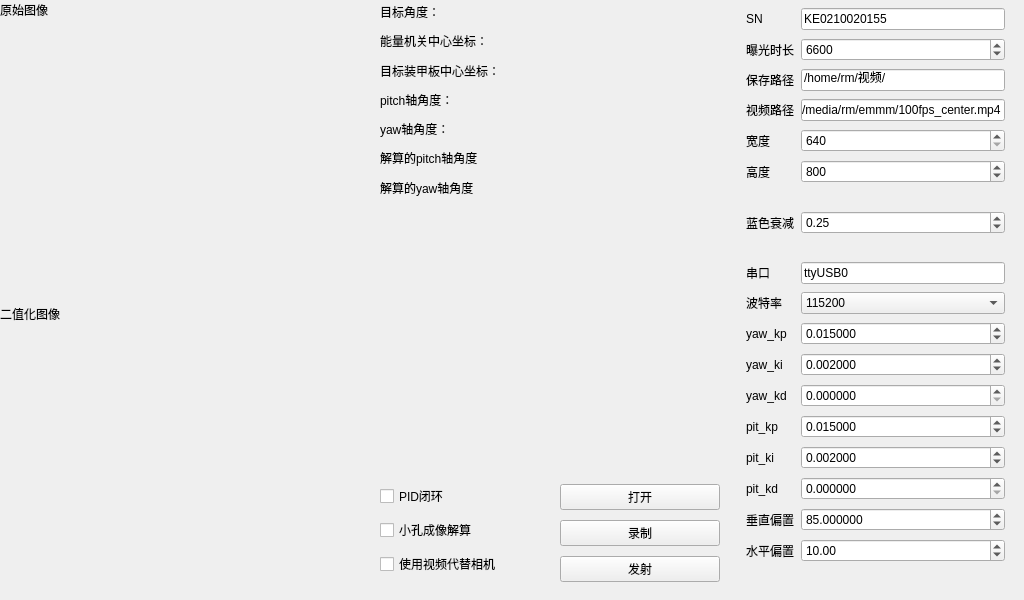
Qt form mainwindow.ui (mrwang-19/HNU_RMUT_Vision) before a commit.
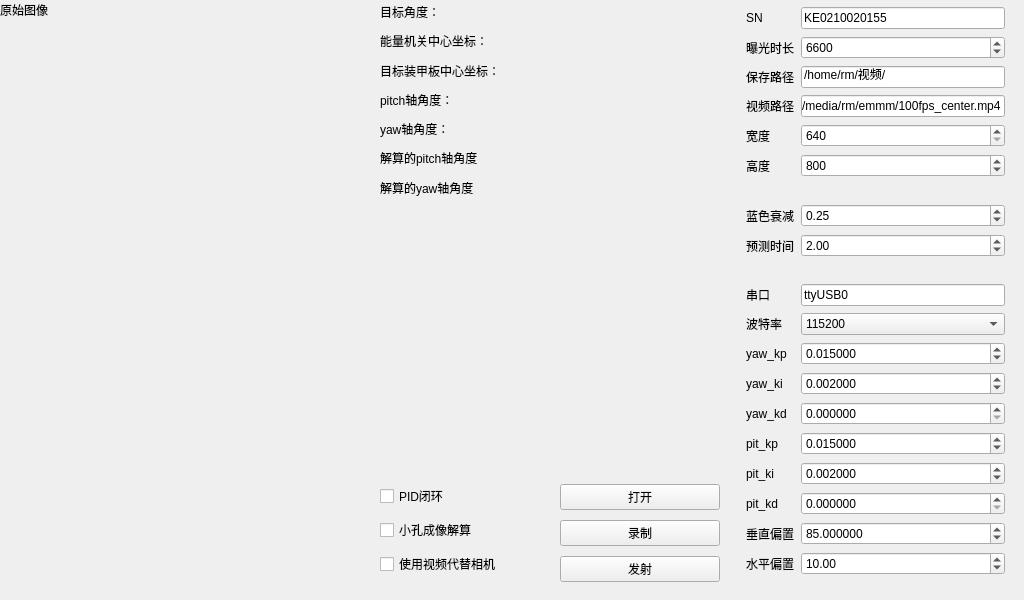
The same form after that commit. Custom widgets are drawn as their Qt base class.

Diff of the .ui file:
```diff
--- a/mainwindow.ui
+++ b/mainwindow.ui
@@ -71,10 +71,10 @@
       <x>740</x>
       <y>0</y>
       <width>271</width>
-      <height>581</height>
+      <height>589</height>
      </rect>
     </property>
-    <layout class="QGridLayout" name="gridLayout" rowstretch="0,0,0,0,0,0,0,0,0,0,0,0,0,0,0,0,0,0,0">
+    <layout class="QGridLayout" name="gridLayout" rowstretch="0,0,0,0,0,0,0,0,0,0,0,0,0,0,0,0,0,0,0,0">
      <property name="leftMargin">
       <number>6</number>
      </property>
@@ -87,56 +87,10 @@
      <property name="bottomMargin">
       <number>6</number>
      </property>
-     <item row="18" column="1">
-      <widget class="QDoubleSpinBox" name="hBaisSpinBox">
-       <property name="minimum">
-        <double>-10.000000000000000</double>
-       </property>
-       <property name="maximum">
-        <double>15.000000000000000</double>
-       </property>
-       <property name="singleStep">
-        <double>0.500000000000000</double>
-       </property>
-       <property name="value">
-        <double>10.000000000000000</double>
-       </property>
-      </widget>
-     </item>
-     <item row="14" column="0">
-      <widget class="QLabel" name="label_20">
+     <item row="2" column="0">
+      <widget class="QLabel" name="label_2">
        <property name="text">
-        <string>pit_kp</string>
-       </property>
-      </widget>
-     </item>
-     <item row="0" column="0">
-      <widget class="QLabel" name="label">
-       <property name="text">
-        <string>SN</string>
-       </property>
-      </widget>
-     </item>
-     <item row="15" column="1">
-      <widget class="QDoubleSpinBox" name="pitKiSpinBox">
-       <property name="decimals">
-        <number>6</number>
-       </property>
-       <property name="maximum">
-        <double>50.000000000000000</double>
-       </property>
-       <property name="singleStep">
-        <double>0.001000000000000</double>
-       </property>
-       <property name="value">
-        <double>0.002000000000000</double>
-       </property>
-      </widget>
-     </item>
-     <item row="2" column="1">
-      <widget class="QLineEdit" name="savePathEdit">
-       <property name="text">
-        <string>/home/rm/视频/</string>
+        <string>保存路径</string>
        </property>
       </widget>
      </item>
@@ -147,53 +101,119 @@
        </property>
       </widget>
      </item>
-     <item row="16" column="0">
-      <widget class="QLabel" name="label_19">
+     <item row="10" column="1">
+      <widget class="QLineEdit" name="serialNameEdit">
        <property name="text">
-        <string>pit_kd</string>
+        <string>ttyUSB0</string>
        </property>
       </widget>
      </item>
-     <item row="17" column="0">
+     <item row="18" column="0">
       <widget class="QLabel" name="label_22">
        <property name="text">
         <string>垂直偏置</string>
        </property>
       </widget>
      </item>
-     <item row="16" column="1">
-      <widget class="QDoubleSpinBox" name="pitKdSpinBox">
-       <property name="decimals">
-        <number>6</number>
+     <item row="19" column="1">
+      <widget class="QDoubleSpinBox" name="hBaisSpinBox">
+       <property name="minimum">
+        <double>-10.000000000000000</double>
        </property>
        <property name="maximum">
-        <double>2.000000000000000</double>
+        <double>15.000000000000000</double>
        </property>
        <property name="singleStep">
-        <double>0.000100000000000</double>
+        <double>0.500000000000000</double>
+       </property>
+       <property name="value">
+        <double>10.000000000000000</double>
+       </property>
+      </widget>
+     </item>
+     <item row="13" column="0">
+      <widget class="QLabel" name="label_15">
+       <property name="text">
+        <string>yaw_ki</string>
+       </property>
+      </widget>
+     </item>
+     <item row="9" column="0">
+      <spacer name="verticalSpacer_2">
+       <property name="orientation">
+        <enum>Qt::Vertical</enum>
+       </property>
+       <property name="sizeType">
+        <enum>QSizePolicy::Maximum</enum>
+       </property>
+       <property name="sizeHint" stdset="0">
+        <size>
+         <width>20</width>
+         <height>20</height>
+        </size>
+       </property>
+      </spacer>
+     </item>
+     <item row="3" column="1">
+      <widget class="QLineEdit" name="videoPathEdit">
+       <property name="text">
+        <string>/media/rm/emmm/100fps_center.mp4</string>
        </property>
       </widget>
      </item>
      <item row="15" column="0">
-      <widget class="QLabel" name="label_21">
+      <widget class="QLabel" name="label_20">
        <property name="text">
-        <string>pit_ki</string>
+        <string>pit_kp</string>
        </property>
       </widget>
      </item>
-     <item row="13" column="1">
-      <widget class="QDoubleSpinBox" name="yawKdSpinBox">
+     <item row="10" column="0">
+      <widget class="QLabel" name="label_8">
+       <property name="text">
+        <string>串口</string>
+       </property>
+      </widget>
+     </item>
+     <item row="17" column="1">
+      <widget class="QDoubleSpinBox" name="pitKdSpinBox">
        <property name="decimals">
         <number>6</number>
        </property>
        <property name="maximum">
-        <double>10.000000000000000</double>
+        <double>2.000000000000000</double>
        </property>
        <property name="singleStep">
         <double>0.000010000000000</double>
        </property>
       </widget>
      </item>
+     <item row="7" column="0">
+      <widget class="QLabel" name="label_10">
+       <property name="text">
+        <string>蓝色衰减</string>
+       </property>
+      </widget>
+     </item>
+     <item row="11" column="1">
+      <widget class="QComboBox" name="bundRateComboBox">
+       <item>
+        <property name="text">
+         <string>115200</string>
+        </property>
+       </item>
+       <item>
+        <property name="text">
+         <string>9600</string>
+        </property>
+       </item>
+       <item>
+        <property name="text">
+         <string>38400</string>
+        </property>
+       </item>
+      </widget>
+     </item>
      <item row="1" column="1">
       <widget class="QSpinBox" name="exposureSpinBox">
        <property name="minimum">
@@ -207,23 +227,54 @@
        </property>
       </widget>
      </item>
-     <item row="10" column="1">
-      <widget class="QComboBox" name="bundRateComboBox">
-       <item>
-        <property name="text">
-         <string>115200</string>
-        </property>
-       </item>
-       <item>
-        <property name="text">
-         <string>9600</string>
-        </property>
-       </item>
-       <item>
-        <property name="text">
-         <string>38400</string>
-        </property>
-       </item>
+     <item row="2" column="1">
+      <widget class="QLineEdit" name="savePathEdit">
+       <property name="text">
+        <string>/home/rm/视频/</string>
+       </property>
+      </widget>
+     </item>
+     <item row="12" column="1">
+      <widget class="QDoubleSpinBox" name="yawKpSpinBox">
+       <property name="decimals">
+        <number>6</number>
+       </property>
+       <property name="maximum">
+        <double>50.000000000000000</double>
+       </property>
+       <property name="singleStep">
+        <double>0.001000000000000</double>
+       </property>
+       <property name="value">
+        <double>0.015000000000000</double>
+       </property>
+      </widget>
+     </item>
+     <item row="19" column="0">
+      <widget class="QLabel" name="label_23">
+       <property name="text">
+        <string>水平偏置</string>
+       </property>
+      </widget>
+     </item>
+     <item row="14" column="1">
+      <widget class="QDoubleSpinBox" name="yawKdSpinBox">
+       <property name="decimals">
+        <number>6</number>
+       </property>
+       <property name="maximum">
+        <double>10.000000000000000</double>
+       </property>
+       <property name="singleStep">
+        <double>0.000010000000000</double>
+       </property>
+      </widget>
+     </item>
+     <item row="14" column="0">
+      <widget class="QLabel" name="label_17">
+       <property name="text">
+        <string>yaw_kd</string>
+       </property>
       </widget>
      </item>
      <item row="5" column="0">
@@ -233,22 +284,94 @@
        </property>
       </widget>
      </item>
-     <item row="13" column="0">
-      <widget class="QLabel" name="label_17">
+     <item row="18" column="1">
+      <widget class="QDoubleSpinBox" name="vBaisSpinBox">
+       <property name="decimals">
+        <number>6</number>
+       </property>
+       <property name="maximum">
+        <double>300.000000000000000</double>
+       </property>
+       <property name="singleStep">
+        <double>0.500000000000000</double>
+       </property>
+       <property name="value">
+        <double>85.000000000000000</double>
+       </property>
+      </widget>
+     </item>
+     <item row="17" column="0">
+      <widget class="QLabel" name="label_19">
        <property name="text">
-        <string>yaw_kd</string>
+        <string>pit_kd</string>
        </property>
       </widget>
      </item>
-     <item row="2" column="0">
-      <widget class="QLabel" name="label_2">
+     <item row="11" column="0">
+      <widget class="QLabel" name="label_9">
        <property name="text">
-        <string>保存路径</string>
+        <string>波特率</string>
        </property>
       </widget>
      </item>
-     <item row="8" column="0">
-      <spacer name="verticalSpacer_2">
+     <item row="16" column="1">
+      <widget class="QDoubleSpinBox" name="pitKiSpinBox">
+       <property name="decimals">
+        <number>6</number>
+       </property>
+       <property name="maximum">
+        <double>50.000000000000000</double>
+       </property>
+       <property name="singleStep">
+        <double>0.001000000000000</double>
+       </property>
+       <property name="value">
+        <double>0.002000000000000</double>
+       </property>
+      </widget>
+     </item>
+     <item row="4" column="1">
+      <widget class="QSpinBox" name="widthSpinBox">
+       <property name="minimum">
+        <number>640</number>
+       </property>
+       <property name="maximum">
+        <number>1280</number>
+       </property>
+      </widget>
+     </item>
+     <item row="3" column="0">
+      <widget class="QLabel" name="label_24">
+       <property name="text">
+        <string>视频路径</string>
+       </property>
+      </widget>
+     </item>
+     <item row="0" column="0">
+      <widget class="QLabel" name="label">
+       <property name="text">
+        <string>SN</string>
+       </property>
+      </widget>
+     </item>
+     <item row="13" column="1">
+      <widget class="QDoubleSpinBox" name="yawKiSpinBox">
+       <property name="decimals">
+        <number>6</number>
+       </property>
+       <property name="maximum">
+        <double>2.000000000000000</double>
+       </property>
+       <property name="singleStep">
+        <double>0.000100000000000</double>
+       </property>
+       <property name="value">
+        <double>0.002000000000000</double>
+       </property>
+      </widget>
+     </item>
+     <item row="6" column="0">
+      <spacer name="verticalSpacer">
        <property name="orientation">
         <enum>Qt::Vertical</enum>
        </property>
@@ -263,13 +386,6 @@
        </property>
       </spacer>
      </item>
-     <item row="12" column="0">
-      <widget class="QLabel" name="label_15">
-       <property name="text">
-        <string>yaw_ki</string>
-       </property>
-      </widget>
-     </item>
      <item row="7" column="1">
       <widget class="QDoubleSpinBox" name="blueDecaySpinBox">
        <property name="maximum">
@@ -283,33 +399,6 @@
        </property>
       </widget>
      </item>
-     <item row="10" column="0">
-      <widget class="QLabel" name="label_9">
-       <property name="text">
-        <string>波特率</string>
-       </property>
-      </widget>
-     </item>
-     <item row="5" column="1">
-      <widget class="QSpinBox" name="heightSpinBox">
-       <property name="minimum">
-        <number>480</number>
-       </property>
-       <property name="maximum">
-        <number>1024</number>
-       </property>
-       <property name="value">
-        <number>800</number>
-       </property>
-      </widget>
-     </item>
-     <item row="4" column="0">
-      <widget class="QLabel" name="label_4">
-       <property name="text">
-        <string>宽度</string>
-       </property>
-      </widget>
-     </item>
      <item row="0" column="1">
       <widget class="QLineEdit" name="SNEdit">
        <property name="text">
@@ -317,99 +406,34 @@
        </property>
       </widget>
      </item>
-     <item row="14" column="1">
-      <widget class="QDoubleSpinBox" name="pitKpSpinBox">
-       <property name="decimals">
-        <number>6</number>
-       </property>
-       <property name="maximum">
-        <double>10.000000000000000</double>
-       </property>
-       <property name="singleStep">
-        <double>0.000010000000000</double>
-       </property>
-       <property name="value">
-        <double>0.015000000000000</double>
-       </property>
-      </widget>
-     </item>
-     <item row="9" column="1">
-      <widget class="QLineEdit" name="serialNameEdit">
-       <property name="text">
-        <string>ttyUSB0</string>
-       </property>
-      </widget>
-     </item>
-     <item row="9" column="0">
-      <widget class="QLabel" name="label_8">
-       <property name="text">
-        <string>串口</string>
-       </property>
-      </widget>
-     </item>
-     <item row="7" column="0">
-      <widget class="QLabel" name="label_10">
-       <property name="text">
-        <string>蓝色衰减</string>
-       </property>
-      </widget>
-     </item>
-     <item row="12" column="1">
-      <widget class="QDoubleSpinBox" name="yawKiSpinBox">
-       <property name="decimals">
-        <number>6</number>
-       </property>
-       <property name="maximum">
-        <double>2.000000000000000</double>
-       </property>
-       <property name="singleStep">
-        <double>0.000100000000000</double>
-       </property>
-       <property name="value">
-        <double>0.002000000000000</double>
-       </property>
-      </widget>
-     </item>
-     <item row="4" column="1">
-      <widget class="QSpinBox" name="widthSpinBox">
-       <property name="minimum">
-        <number>640</number>
-       </property>
-       <property name="maximum">
-        <number>1280</number>
-       </property>
-      </widget>
-     </item>
-     <item row="11" column="0">
+     <item row="12" column="0">
       <widget class="QLabel" name="label_14">
        <property name="text">
         <string>yaw_kp</string>
        </property>
       </widget>
      </item>
-     <item row="17" column="1">
-      <widget class="QDoubleSpinBox" name="vBaisSpinBox">
-       <property name="decimals">
-        <number>6</number>
+     <item row="16" column="0">
+      <widget class="QLabel" name="label_21">
+       <property name="text">
+        <string>pit_ki</string>
        </property>
-       <property name="maximum">
-        <double>300.000000000000000</double>
+      </widget>
+     </item>
+     <item row="4" column="0">
+      <widget class="QLabel" name="label_4">
+       <property name="text">
+        <string>宽度</string>
        </property>
-       <property name="singleStep">
-        <double>0.500000000000000</double>
-       </property>
-       <property name="value">
-        <double>85.000000000000000</double>
-       </property>
       </widget>
      </item>
-     <item row="11" column="1">
-      <widget class="QDoubleSpinBox" name="yawKpSpinBox">
+     <item row="15" column="1">
+      <widget class="QDoubleSpinBox" name="pitKpSpinBox">
        <property name="decimals">
         <number>6</number>
        </property>
        <property name="maximum">
-        <double>50.000000000000000</double>
+        <double>10.000000000000000</double>
        </property>
        <property name="singleStep">
         <double>0.001000000000000</double>
@@ -419,40 +443,36 @@
        </property>
       </widget>
      </item>
-     <item row="6" column="0">
-      <spacer name="verticalSpacer">
-       <property name="orientation">
-        <enum>Qt::Vertical</enum>
+     <item row="5" column="1">
+      <widget class="QSpinBox" name="heightSpinBox">
+       <property name="minimum">
+        <number>480</number>
        </property>
-       <property name="sizeType">
-        <enum>QSizePolicy::Maximum</enum>
+       <property name="maximum">
+        <number>1024</number>
        </property>
-       <property name="sizeHint" stdset="0">
-        <size>
-         <width>20</width>
-         <height>20</height>
-        </size>
+       <property name="value">
+        <number>800</number>
        </property>
-      </spacer>
-     </item>
-     <item row="18" column="0">
-      <widget class="QLabel" name="label_23">
-       <property name="text">
-        <string>水平偏置</string>
-       </property>
       </widget>
      </item>
-     <item row="3" column="0">
-      <widget class="QLabel" name="label_24">
+     <item row="8" column="0">
+      <widget class="QLabel" name="label_27">
        <property name="text">
-        <string>视频路径</string>
+        <string>预测时间</string>
        </property>
       </widget>
      </item>
-     <item row="3" column="1">
-      <widget class="QLineEdit" name="videoPathEdit">
-       <property name="text">
-        <string>/media/rm/emmm/100fps_center.mp4</string>
+     <item row="8" column="1">
+      <widget class="QDoubleSpinBox" name="predictTimeSpinBox">
+       <property name="maximum">
+        <double>10.000000000000000</double>
+       </property>
+       <property name="singleStep">
+        <double>0.100000000000000</double>
+       </property>
+       <property name="value">
+        <double>2.000000000000000</double>
        </property>
       </widget>
      </item>
@@ -488,32 +508,6 @@
        </property>
       </widget>
      </item>
-     <item>
-      <widget class="QLabel" name="label_7">
-       <property name="maximumSize">
-        <size>
-         <width>16777215</width>
-         <height>20</height>
-        </size>
-       </property>
-       <property name="text">
-        <string>二值化图像</string>
-       </property>
-      </widget>
-     </item>
-     <item>
-      <widget class="QLabel" name="ProcessedImage">
-       <property name="sizePolicy">
-        <sizepolicy hsizetype="Preferred" vsizetype="Preferred">
-         <horstretch>0</horstretch>
-         <verstretch>0</verstretch>
-        </sizepolicy>
-       </property>
-       <property name="text">
-        <string/>
-       </property>
-      </widget>
-     </item>
     </layout>
    </widget>
    <widget class="QWidget" name="gridLayoutWidget_2">
```
Left out of the diff: 4 changed lines with no effect on the pictures.
